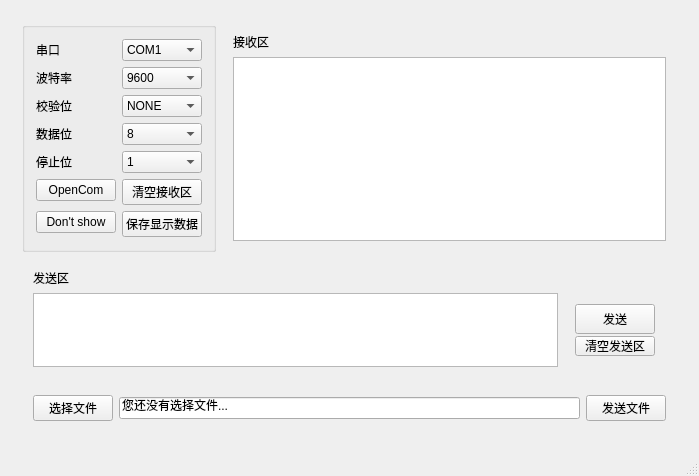
Qt form 嵌入式开发/自己写的串口助手/MyCom/mainwindow.ui (lskyo/school) before a commit.
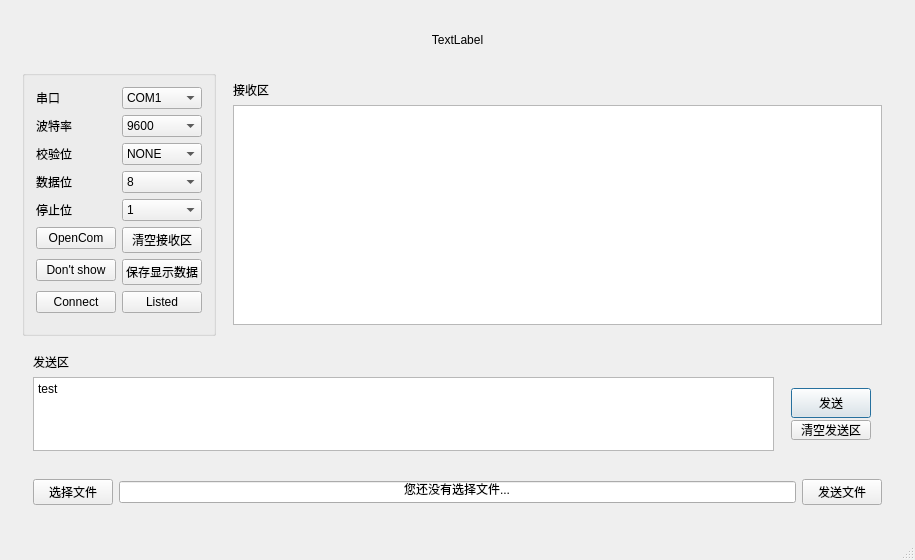
The same form after that commit.

What changed in the file:
```diff
--- a/嵌入式开发/自己写的串口助手/MyCom/mainwindow.ui
+++ b/嵌入式开发/自己写的串口助手/MyCom/mainwindow.ui
@@ -6,8 +6,8 @@
    <rect>
     <x>0</x>
     <y>0</y>
-    <width>699</width>
-    <height>476</height>
+    <width>915</width>
+    <height>560</height>
    </rect>
   </property>
   <property name="minimumSize">
@@ -36,30 +36,14 @@
        </sizepolicy>
       </property>
       <layout class="QGridLayout" name="gridLayout">
-       <item row="0" column="2">
-        <widget class="QWidget" name="" native="true">
-         <property name="sizePolicy">
-          <sizepolicy hsizetype="Expanding" vsizetype="Expanding">
-           <horstretch>0</horstretch>
-           <verstretch>0</verstretch>
-          </sizepolicy>
-         </property>
-         <layout class="QVBoxLayout" name="verticalLayout">
-          <item>
-           <widget class="QLabel" name="label_6">
-            <property name="text">
-             <string>接收区</string>
-            </property>
-           </widget>
-          </item>
-          <item>
-           <widget class="QTextEdit" name="textEdit"/>
-          </item>
-         </layout>
+       <item row="1" column="0">
+        <widget class="QWidget" name="widget_2" native="true">
+         <zorder>label_8</zorder>
+         <zorder>label_8</zorder>
         </widget>
        </item>
-       <item row="0" column="0" colspan="2">
-        <widget class="QGroupBox" name="">
+       <item row="2" column="0" colspan="2">
+        <widget class="QGroupBox" name="groupBox">
          <property name="sizePolicy">
           <sizepolicy hsizetype="Fixed" vsizetype="Preferred">
            <horstretch>0</horstretch>
@@ -374,11 +358,66 @@
             </property>
            </widget>
           </item>
+          <item row="7" column="0">
+           <widget class="QPushButton" name="pushButton_9">
+            <property name="text">
+             <string>Connect</string>
+            </property>
+           </widget>
+          </item>
+          <item row="7" column="1">
+           <widget class="QPushButton" name="pushButton_10">
+            <property name="text">
+             <string>Listed</string>
+            </property>
+           </widget>
+          </item>
          </layout>
         </widget>
        </item>
-       <item row="1" column="0" colspan="3">
-        <widget class="QWidget" name="" native="true">
+       <item row="2" column="2">
+        <widget class="QWidget" name="widget" native="true">
+         <property name="sizePolicy">
+          <sizepolicy hsizetype="Expanding" vsizetype="Expanding">
+           <horstretch>0</horstretch>
+           <verstretch>0</verstretch>
+          </sizepolicy>
+         </property>
+         <layout class="QVBoxLayout" name="verticalLayout">
+          <item>
+           <widget class="QLabel" name="label_6">
+            <property name="sizePolicy">
+             <sizepolicy hsizetype="Preferred" vsizetype="Preferred">
+              <horstretch>0</horstretch>
+              <verstretch>0</verstretch>
+             </sizepolicy>
+            </property>
+            <property name="minimumSize">
+             <size>
+              <width>0</width>
+              <height>0</height>
+             </size>
+            </property>
+            <property name="text">
+             <string>接收区</string>
+            </property>
+           </widget>
+          </item>
+          <item>
+           <widget class="QTextEdit" name="textEdit">
+            <property name="sizePolicy">
+             <sizepolicy hsizetype="Expanding" vsizetype="Expanding">
+              <horstretch>0</horstretch>
+              <verstretch>0</verstretch>
+             </sizepolicy>
+            </property>
+           </widget>
+          </item>
+         </layout>
+        </widget>
+       </item>
+       <item row="3" column="0" colspan="3">
+        <widget class="QWidget" name="widget" native="true">
          <property name="sizePolicy">
           <sizepolicy hsizetype="Preferred" vsizetype="Fixed">
            <horstretch>0</horstretch>
@@ -413,10 +452,17 @@
               <verstretch>0</verstretch>
              </sizepolicy>
             </property>
+            <property name="html">
+             <string>&lt;!DOCTYPE HTML PUBLIC &quot;-//W3C//DTD HTML 4.0//EN&quot; &quot;http://www.w3.org/TR/REC-html40/strict.dtd&quot;&gt;
+&lt;html&gt;&lt;head&gt;&lt;meta name=&quot;qrichtext&quot; content=&quot;1&quot; /&gt;&lt;style type=&quot;text/css&quot;&gt;
+p, li { white-space: pre-wrap; }
+&lt;/style&gt;&lt;/head&gt;&lt;body style=&quot; font-family:'SimSun'; font-size:9pt; font-weight:400; font-style:normal;&quot;&gt;
+&lt;p style=&quot; margin-top:0px; margin-bottom:0px; margin-left:0px; margin-right:0px; -qt-block-indent:0; text-indent:0px;&quot;&gt;test&lt;/p&gt;&lt;/body&gt;&lt;/html&gt;</string>
+            </property>
            </widget>
           </item>
           <item row="2" column="1">
-           <widget class="QWidget" name="" native="true">
+           <widget class="QWidget" name="widget" native="true">
             <property name="sizePolicy">
              <sizepolicy hsizetype="Preferred" vsizetype="Expanding">
               <horstretch>0</horstretch>
@@ -447,6 +493,9 @@
                <property name="text">
                 <string>发送</string>
                </property>
+               <property name="default">
+                <bool>true</bool>
+               </property>
               </widget>
              </item>
              <item>
@@ -474,8 +523,8 @@
          </layout>
         </widget>
        </item>
-       <item row="2" column="0" colspan="3">
-        <widget class="QWidget" name="" native="true">
+       <item row="4" column="0" colspan="3">
+        <widget class="QWidget" name="widget" native="true">
          <layout class="QHBoxLayout" name="horizontalLayout">
           <item>
            <widget class="QPushButton" name="pushButton_6">
@@ -489,6 +538,9 @@
             <property name="text">
              <string>您还没有选择文件...</string>
             </property>
+            <property name="alignment">
+             <set>Qt::AlignCenter</set>
+            </property>
            </widget>
           </item>
           <item>
@@ -501,6 +553,55 @@
          </layout>
         </widget>
        </item>
+       <item row="0" column="0" colspan="3">
+        <widget class="QWidget" name="widget_3" native="true">
+         <property name="enabled">
+          <bool>true</bool>
+         </property>
+         <property name="sizePolicy">
+          <sizepolicy hsizetype="Preferred" vsizetype="Maximum">
+           <horstretch>0</horstretch>
+           <verstretch>0</verstretch>
+          </sizepolicy>
+         </property>
+         <property name="maximumSize">
+          <size>
+           <width>16777215</width>
+           <height>40</height>
+          </size>
+         </property>
+         <layout class="QHBoxLayout" name="horizontalLayout_2">
+          <item>
+           <widget class="QLabel" name="label_8">
+            <property name="sizePolicy">
+             <sizepolicy hsizetype="Expanding" vsizetype="Expanding">
+              <horstretch>0</horstretch>
+              <verstretch>0</verstretch>
+             </sizepolicy>
+            </property>
+            <property name="minimumSize">
+             <size>
+              <width>50</width>
+              <height>0</height>
+             </size>
+            </property>
+            <property name="maximumSize">
+             <size>
+              <width>16777215</width>
+              <height>16777215</height>
+             </size>
+            </property>
+            <property name="text">
+             <string>TextLabel</string>
+            </property>
+            <property name="alignment">
+             <set>Qt::AlignCenter</set>
+            </property>
+           </widget>
+          </item>
+         </layout>
+        </widget>
+       </item>
       </layout>
      </widget>
     </item>
@@ -511,7 +612,7 @@
     <rect>
      <x>0</x>
      <y>0</y>
-     <width>699</width>
+     <width>915</width>
      <height>23</height>
     </rect>
    </property>
```
